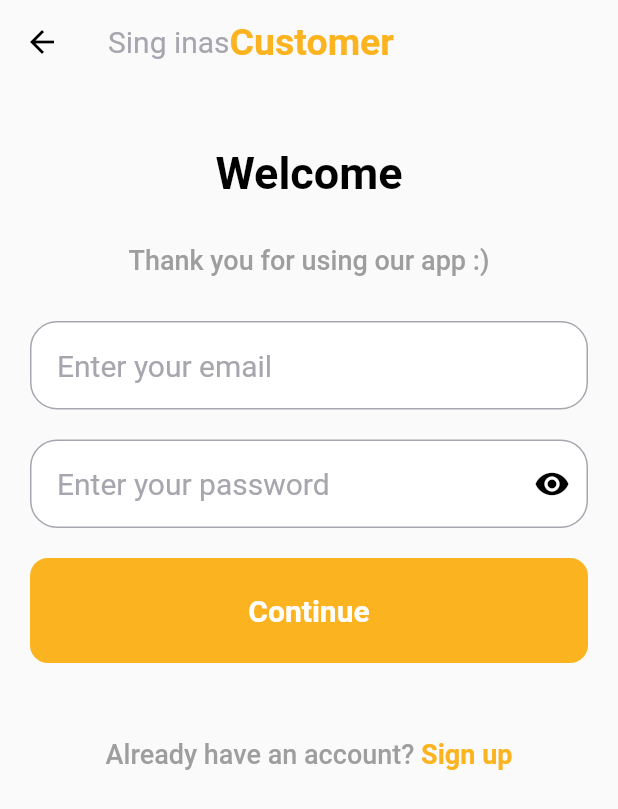
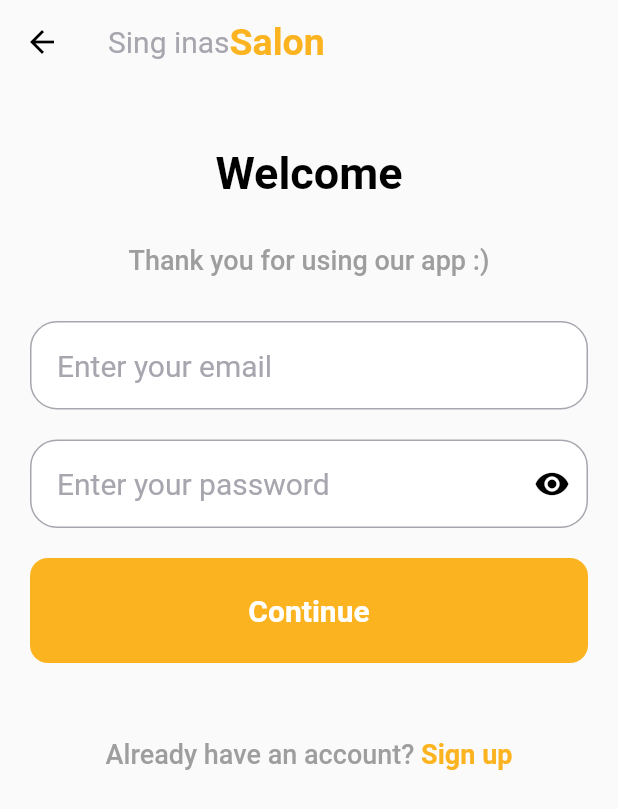
Before and after one commit to assalaa/barber_center_project, a Flutter app: the screen it shows after launch, after a tap on "Salon", on a phone screen of 412 x 824 dp. Shown: the top 809 px of the screen. Run offline on Flutter 3.47's test engine with Material 2 defaults, Android fonts, the phone set to English and light mode, and no system bars; our stand-ins replace cached_network_image, cloud_firestore, firebase_auth, firebase_core, firebase_storage, fluentui_icons and 7 more; missing offline and left inert: a package; accounts and stored records are empty.

Commit message:
commit for review

```diff
--- a/lib/screens/login_screen/login_screen.dart
+++ b/lib/screens/login_screen/login_screen.dart
@@ -26,27 +26,14 @@ class LoginScreen extends StatelessWidget {
             appBar: AppBar(
                 backgroundColor: Colors.transparent,
                 elevation: 0,
-                title: KindOfUser.CUSTOMER != ''
-                    ? Row(
+                title: Row(
                   children: [
                     Text(
                       '${Strings.signIn}as',
                       style: Styles.headLineStyle3,
                     ),
                     Text(
-                            Strings.asCustomer,
-                            style: Styles.headLineStyle2.copyWith(color: Styles.primaryColor),
-                          ),
-                        ],
-                      )
-                    : Row(
-                        children: [
-                          Text(
-                            '${Strings.signIn}as',
-                            style: Styles.headLineStyle3,
-                          ),
-                          Text(
-                            Strings.asSalon,
+                      kindOfUser == KindOfUser.CUSTOMER ? Strings.asCustomer : Strings.asSalon,
                       style: Styles.headLineStyle2.copyWith(color: Styles.primaryColor),
                     ),
                   ],
```
Lines whose indentation alone changed are shown as unchanged.
